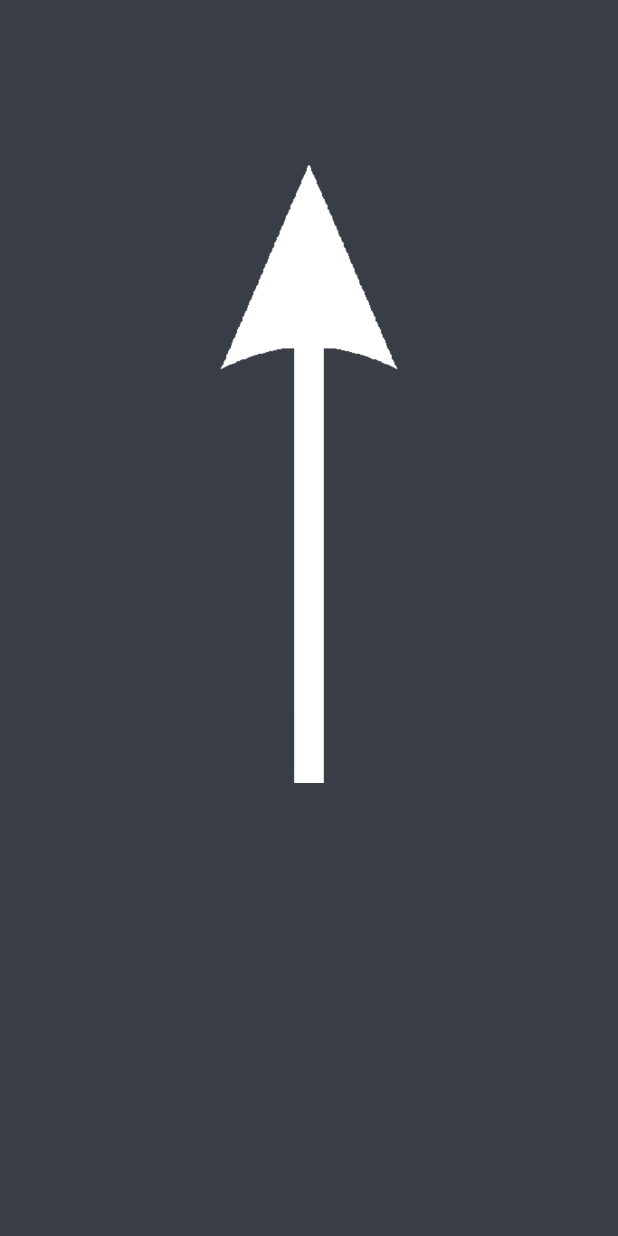
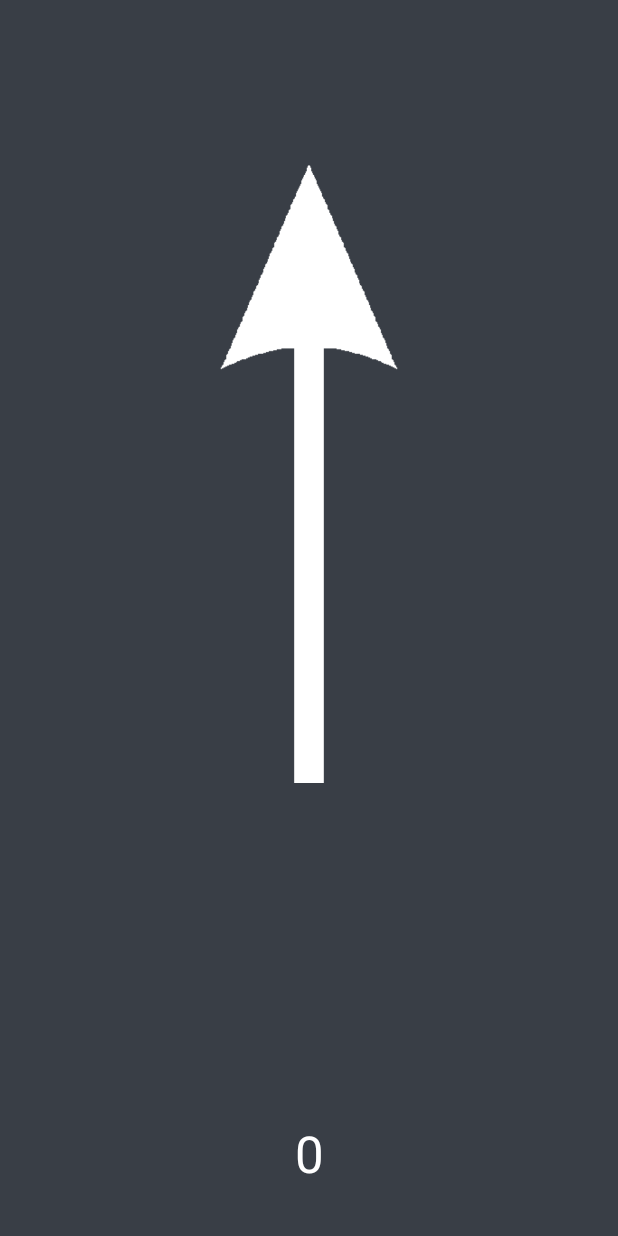
Before and after one commit to JulianWerner98/CodeCampsTeamA, an Android app: the screen it shows after launch once a user with an empty profile is signed in (CompassActivity), after a tap on "COMPASS GAME", on a phone screen of 412 x 824 dp. Run offline under Robolectric (Android 15) with nearby library versions, the light colour scheme and no system bars; our stand-ins replace Firebase (no records; nobody signed in at launch, a user with empty details on screens opened directly), Volley; network calls fail; 2 statements that could not run were skipped.

Commit message:
feat: add Timer

```diff
--- a/app/src/main/AndroidManifest.xml
+++ b/app/src/main/AndroidManifest.xml
@@ -53,6 +53,7 @@
                 <category android:name="android.intent.category.LAUNCHER" />
             </intent-filter>
         </activity>
+        <service android:name=".Service.TimerService"/>
     </application>
 
 </manifest>
--- a/app/src/main/java/de/uniks/ws2122/cc/teamA/CompassActivity.kt
+++ b/app/src/main/java/de/uniks/ws2122/cc/teamA/CompassActivity.kt
@@ -7,8 +7,9 @@ import android.widget.ImageView
 import android.widget.TextView
 import androidx.appcompat.app.AppCompatActivity
 import androidx.constraintlayout.widget.ConstraintLayout
+import androidx.core.view.isVisible
 import androidx.lifecycle.ViewModelProvider
-import com.google.android.gms.common.util.Hex
+import de.uniks.ws2122.cc.teamA.Service.TimerService
 import de.uniks.ws2122.cc.teamA.databinding.ActivityCompassBinding
 import de.uniks.ws2122.cc.teamA.model.AppViewModel
 import de.uniks.ws2122.cc.teamA.model.CompassViewModel
@@ -16,15 +17,14 @@ import kotlin.math.roundToInt
 
 
 class CompassActivity : AppCompatActivity() {
-    private lateinit var emblems: TextView
     private lateinit var appViewModel: AppViewModel
     private lateinit var viewModel: CompassViewModel
     private lateinit var binding: ActivityCompassBinding
     private lateinit var imageView: ImageView
-    private lateinit var textView: TextView
+    private lateinit var objectLabel: TextView
     private lateinit var background: ConstraintLayout
     private var angle: Double = 0F.toDouble()
-    private var searchedDegree:Double = 0F.toDouble()
+    private var searchedDegree: Double = 0F.toDouble()
 
 
     override fun onCreate(savedInstanceState: Bundle?) {
@@ -33,8 +33,7 @@ class CompassActivity : AppCompatActivity() {
         setContentView(binding.root)
 
         imageView = binding.arrow
-        textView = binding.degree
-        emblems = binding.emblems
+        objectLabel = binding.objectTV
         background = binding.background
         background.setBackgroundColor(Color.parseColor("#393E46"))
 
@@ -44,30 +43,32 @@ class CompassActivity : AppCompatActivity() {
         viewModel.setupSensors(this) { newSensorValue(it) }
 
         viewModel.getRandomLocation(this) { emblems ->
-            this.emblems.text = ""
-            emblems.forEachIndexed { index, it ->
-                this.emblems.text =
-                    this.emblems.text as String + (index + 1).toString() + ". " + it.properties.Objekt + " \n"
-            }
             viewModel.getAngleToLocation(this, emblems[0]) { degree ->
                 Log.d("Debug Degree", emblems[0].properties.Objekt + ": " + degree.toString())
-                binding.degree2.text = degree.toString()
+                // binding.degree2.text = degree.toString()
                 searchedDegree = degree
             }
         }
-        imageView.rotation = -90F
-
+        binding.btnStart.isVisible = false
+        binding.time.text = "0"
+        val timerService = TimerService().setupTimer(this) { newTimerValue(it.toInt()) }
+        timerService.startTimer(this)
     }
 
     fun newSensorValue(floatOrientation: FloatArray) {
-        textView.text = (floatOrientation[0]*180/Math.PI).roundToInt().toString()
-        angle = floatOrientation[0]*180/Math.PI
-        if(searchedDegree + 15 >= angle && searchedDegree - 15 <= angle){
+        objectLabel.text = (floatOrientation[0] * 180 / Math.PI).roundToInt().toString()
+        angle = floatOrientation[0] * 180 / Math.PI
+        if (searchedDegree + 15 >= angle && searchedDegree - 15 <= angle) {
             background.setBackgroundColor(Color.GREEN)
         } else {
             background.setBackgroundColor(Color.parseColor("#393E46"))
         }
     }
 
+    fun newTimerValue(timer: Int) {
+        Log.d("Timer", timer.toString())
+        binding.time.text = timer.toString()
+    }
+
 
 }
--- /dev/null
+++ b/app/src/main/java/de/uniks/ws2122/cc/teamA/Service/TimerService.kt
@@ -0,0 +1,88 @@
+package de.uniks.ws2122.cc.teamA.Service
+
+import android.app.Service
+import android.content.BroadcastReceiver
+import android.content.Context
+import android.content.Intent
+import android.content.IntentFilter
+import android.os.IBinder
+import androidx.appcompat.app.AppCompatActivity
+import de.uniks.ws2122.cc.teamA.CompassActivity
+import java.util.*
+
+class TimerService : Service()
+{
+    private lateinit var timerCallback: (Double) -> Unit
+    private var timerStarted = false
+    private lateinit var serviceIntent: Intent
+    private var time = 0.0
+    override fun onBind(p0: Intent?): IBinder? = null
+
+    private val timer = Timer()
+
+    override fun onStartCommand(intent: Intent, flags: Int, startId: Int): Int
+    {
+        val time = intent.getDoubleExtra(TIME_EXTRA, 0.0)
+        timer.scheduleAtFixedRate(TimeTask(time), 0, 1000)
+        return START_NOT_STICKY
+    }
+
+    override fun onDestroy()
+    {
+        timer.cancel()
+        super.onDestroy()
+    }
+
+    private inner class TimeTask(private var time: Double) : TimerTask()
+    {
+        override fun run()
+        {
+            val intent = Intent(TIMER_UPDATED)
+            time++
+            intent.putExtra(TIME_EXTRA, time)
+            sendBroadcast(intent)
+        }
+    }
+
+    companion object
+    {
+        const val TIMER_UPDATED = "timerUpdated"
+        const val TIME_EXTRA = "timeExtra"
+    }
+
+    fun setupTimer(compassActivity: AppCompatActivity, timerCallback: (Double) -> Unit): TimerService {
+        this.timerCallback = timerCallback
+        serviceIntent = Intent(compassActivity.applicationContext, TimerService::class.java)
+        compassActivity.registerReceiver(updateTime, IntentFilter(TIMER_UPDATED))
+        return this
+    }
+    fun resetTimer(compassActivity: CompassActivity)
+    {
+        stopTimer(compassActivity)
+        time = 0.0
+    }
+
+    fun startTimer(compassActivity: AppCompatActivity)
+    {
+        serviceIntent.putExtra(TimerService.TIME_EXTRA, time)
+        compassActivity.startService(serviceIntent)
+        timerStarted = true
+    }
+
+    fun stopTimer(compassActivity: AppCompatActivity)
+    {
+        compassActivity.stopService(serviceIntent)
+        timerStarted = false
+    }
+
+    private val updateTime: BroadcastReceiver = object : BroadcastReceiver()
+    {
+        override fun onReceive(context: Context, intent: Intent)
+        {
+            time = intent.getDoubleExtra(TimerService.TIME_EXTRA, 0.0)
+            timerCallback.invoke(time)
+        }
+    }
+
+
+}
--- a/app/src/main/java/de/uniks/ws2122/cc/teamA/model/CompassViewModel.kt
+++ b/app/src/main/java/de/uniks/ws2122/cc/teamA/model/CompassViewModel.kt
@@ -1,7 +1,10 @@
 package de.uniks.ws2122.cc.teamA.model
 
+import android.content.BroadcastReceiver
 import android.content.Context
 import android.content.Context.SENSOR_SERVICE
+import android.content.Intent
+import android.content.IntentFilter
 import android.content.pm.PackageManager
 import android.hardware.Sensor
 import android.hardware.SensorEvent
@@ -12,10 +15,12 @@ import android.location.LocationManager
 import android.os.Looper
 import android.util.Log
 import android.widget.Toast
+import androidx.appcompat.app.AppCompatActivity
 import androidx.core.app.ActivityCompat
 import androidx.lifecycle.ViewModel
 import com.google.android.gms.location.*
 import de.uniks.ws2122.cc.teamA.CompassActivity
+import de.uniks.ws2122.cc.teamA.Service.TimerService
 import de.uniks.ws2122.cc.teamA.repository.CompassRepository
 
 
@@ -26,7 +31,6 @@ class CompassViewModel : ViewModel() {
     private var compassRepo: CompassRepository = CompassRepository()
     private var numberOfEmblems = 3
     private var objects = ArrayList<Feature>()
-    private lateinit var callback: () -> Unit
 
     private lateinit var sensorManager: SensorManager
     private lateinit var sensorAccelerometer: Sensor
@@ -40,6 +44,12 @@ class CompassViewModel : ViewModel() {
     private val floatRotationMatrix = FloatArray(9)
 
     private lateinit var sensorCallback: (FloatArray) -> Unit
+    private lateinit var timerCallback: (Double) -> Unit
+    private lateinit var getLocationCallback: () -> Unit
+
+    private var timerStarted = false
+    private lateinit var serviceIntent: Intent
+    private var time = 0.0
 
     fun getRandomLocation(compassActivity: CompassActivity, callback: (List<Feature>) -> Unit) {
         compassRepo.getApiObject(compassActivity, numberOfEmblems, callback)
@@ -51,7 +61,7 @@ class CompassViewModel : ViewModel() {
         callbackDegree: (Double) -> Unit
     ) {
         getLastLocation(compassActivity)
-        callback = {
+        getLocationCallback = {
             val x = 9.490193682869808 //Hauptbahnhof location.latitude
             val y = 51.31812310171641 //location.longitude
             val x2 = feature.geometry.coordinates[0]
@@ -69,7 +79,7 @@ class CompassViewModel : ViewModel() {
                     if (location == null) {
                         newLocationData(compassActivity)
                     } else {
-                        callback.invoke()
+                        getLocationCallback.invoke()
                     }
                 }
             } else {
@@ -141,7 +151,7 @@ class CompassViewModel : ViewModel() {
     private val locationCallback = object : LocationCallback() {
         override fun onLocationResult(locationResult: LocationResult) {
             location = locationResult.lastLocation
-            callback.invoke()
+            getLocationCallback.invoke()
         }
     }
 
@@ -205,4 +215,9 @@ class CompassViewModel : ViewModel() {
 
         override fun onAccuracyChanged(sensor: Sensor, accuracy: Int) {}
     }
+
+    fun getGame(): CompassGame? {
+        return null
+    }
+
 }
--- a/app/src/main/res/layout/activity_compass.xml
+++ b/app/src/main/res/layout/activity_compass.xml
@@ -25,18 +25,7 @@
         tools:src="@drawable/pfeil" />
 
     <TextView
-        android:id="@+id/degree"
-        android:layout_width="wrap_content"
-        android:layout_height="wrap_content"
-        android:lineSpacingExtra="34sp"
-        android:textColor="#FFFFFF"
-        android:textSize="34sp"
-        app:layout_constraintEnd_toEndOf="parent"
-        app:layout_constraintStart_toStartOf="parent"
-        app:layout_constraintTop_toTopOf="parent" />
-
-    <TextView
-        android:id="@+id/degree2"
+        android:id="@+id/objectTV"
         android:layout_width="wrap_content"
         android:layout_height="wrap_content"
         android:layout_marginTop="32dp"
@@ -48,12 +37,23 @@
         app:layout_constraintTop_toTopOf="parent" />
 
     <TextView
-        android:id="@+id/emblems"
+        android:id="@+id/time"
+        android:layout_width="wrap_content"
+        android:layout_height="46dp"
+        android:layout_marginBottom="32dp"
+        android:lineSpacingExtra="34sp"
+        android:textColor="#FFFFFF"
+        android:textSize="34sp"
+        app:layout_constraintBottom_toBottomOf="parent"
+        app:layout_constraintEnd_toEndOf="parent"
+        app:layout_constraintStart_toStartOf="parent" />
+
+    <Button
+        android:id="@+id/btnStart"
         android:layout_width="wrap_content"
         android:layout_height="wrap_content"
-        android:lineSpacingExtra="34sp"
-        android:textColor="#FFFFFF"
-        android:textSize="14sp"
+        android:layout_marginBottom="32dp"
+        android:text="Start"
         app:layout_constraintBottom_toBottomOf="parent"
         app:layout_constraintEnd_toEndOf="parent"
         app:layout_constraintStart_toStartOf="parent" />
```
Also changed, not shown: app/src/main/java/de/uniks/ws2122/cc/teamA/model/CompassGame.kt (added, +7 -0 lines).
